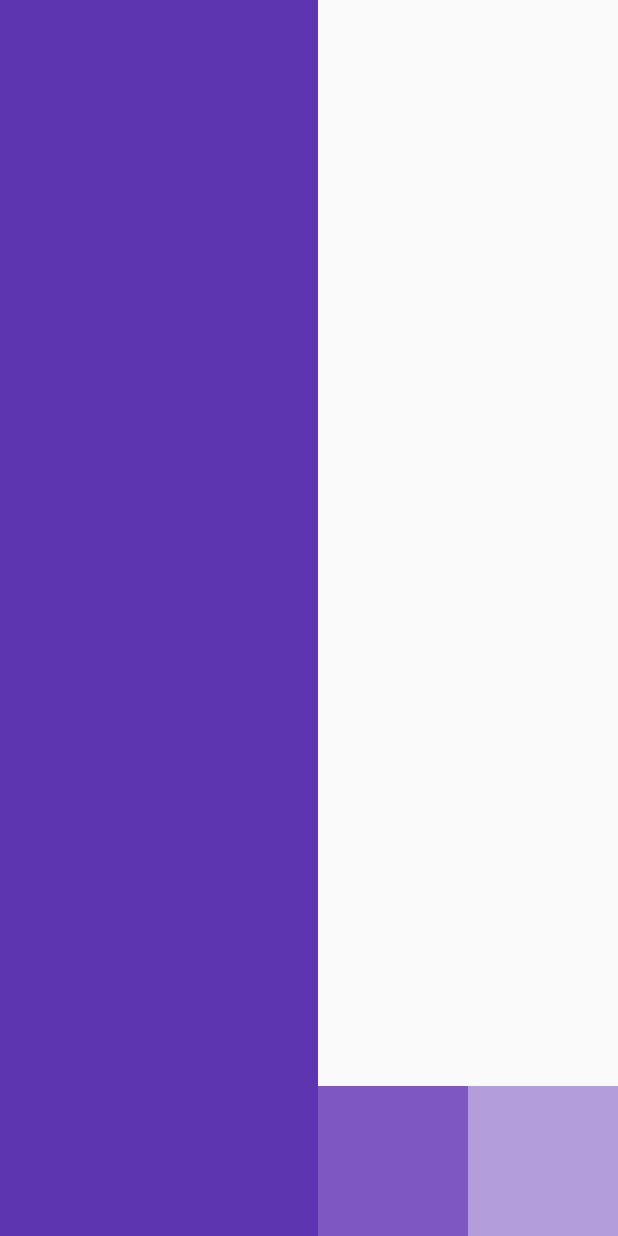
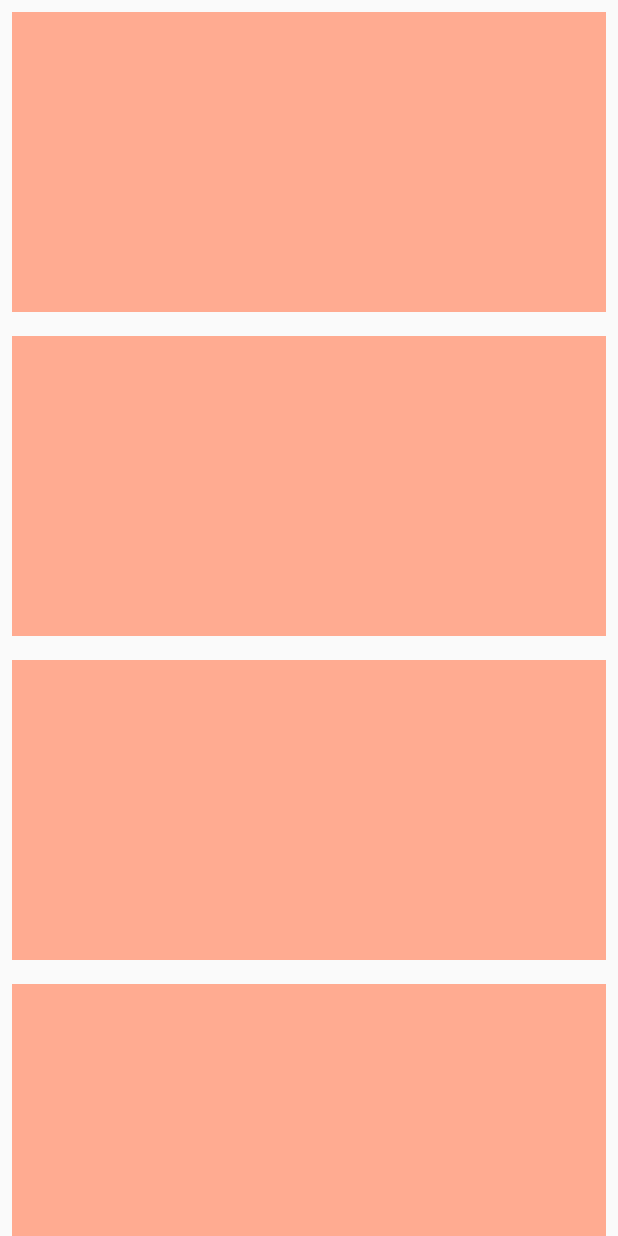
Before and after one commit to asahaya/widget_of_the_day_220813, a Flutter app: the screen it shows after launch, on a phone screen of 412 x 824 dp. Run offline on Flutter 3.47's test engine with Material 2 defaults, Android fonts, the phone set to English and light mode, and no system bars.

Commit message:
column_wo_

```diff
--- a/lib/main.dart
+++ b/lib/main.dart
@@ -1,9 +1,10 @@
 import 'package:flutter/material.dart';
 import 'package:widget_of_the_day_220813/no02_Expanded.dart';
 import 'package:widget_of_the_day_220813/no03_Column_row.dart';
+import 'package:widget_of_the_day_220813/no04_ListView_Builder.dart';
 
 import 'no01_Cointainer.dart';
 
 void main() {
-  runApp(const No03_Column_Row());
+  runApp(const No04_ListView_Builder());
 }
--- a/lib/no04_ListView_Builder.dart
+++ b/lib/no04_ListView_Builder.dart
@@ -1,23 +1,50 @@
 import 'package:flutter/material.dart';
 
-class No01_Container extends StatefulWidget {
-  const No01_Container({Key? key}) : super(key: key);
+class No04_ListView_Builder extends StatefulWidget {
+  const No04_ListView_Builder({Key? key}) : super(key: key);
 
   @override
-  State<No01_Container> createState() => _No01_ContainerState();
+  State<No04_ListView_Builder> createState() => _No04_ListView_BuilderState();
 }
 
-class _No01_ContainerState extends State<No01_Container> {
+class _No04_ListView_BuilderState extends State<No04_ListView_Builder> {
   @override
   Widget build(BuildContext context) {
     return MaterialApp(
       debugShowCheckedModeBanner: false,
       home: Scaffold(
-        appBar: AppBar(
-          title: Text(''),
-          backgroundColor: Colors.amber,
+        body: Column(
+          children: [
+            Padding(
+              padding: const EdgeInsets.all(8.0),
+              child: Container(
+                height: 200,
+                color: Colors.deepOrange[200],
+              ),
+            ),
+            Padding(
+              padding: const EdgeInsets.all(8.0),
+              child: Container(
+                height: 200,
+                color: Colors.deepOrange[200],
+              ),
+            ),
+            Padding(
+              padding: const EdgeInsets.all(8.0),
+              child: Container(
+                height: 200,
+                color: Colors.deepOrange[200],
+              ),
+            ),
+            Padding(
+              padding: const EdgeInsets.all(8.0),
+              child: Container(
+                height: 200,
+                color: Colors.deepOrange[200],
+              ),
+            ),
+          ],
         ),
-        body: Container(),
       ),
     );
   }
```
